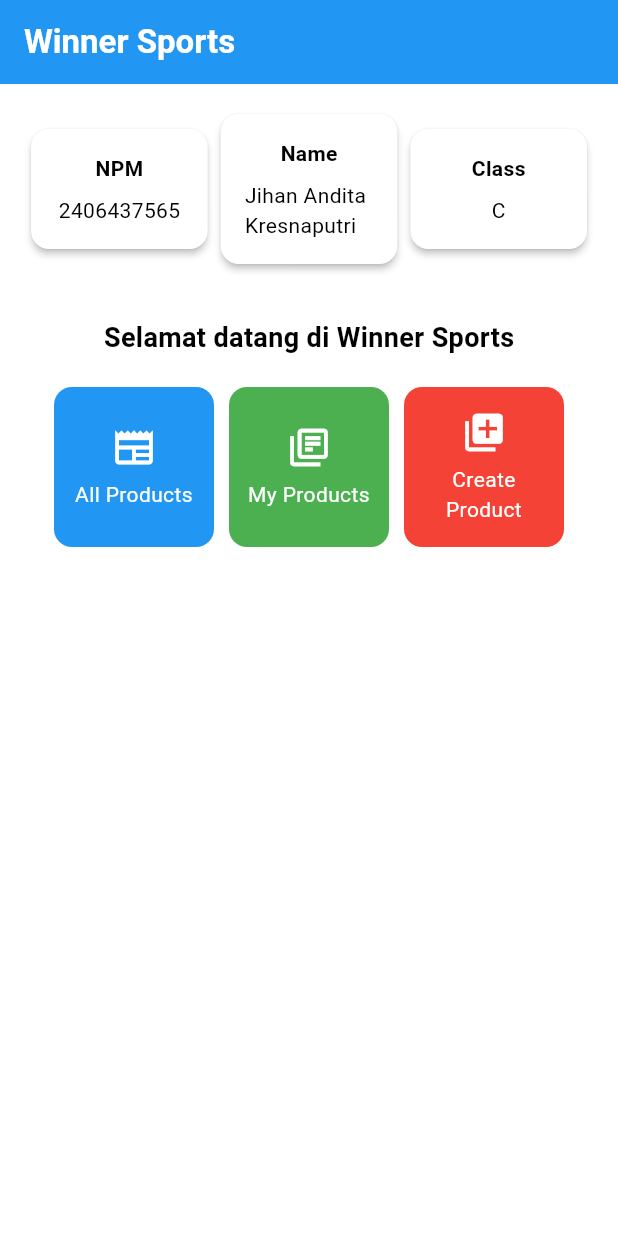
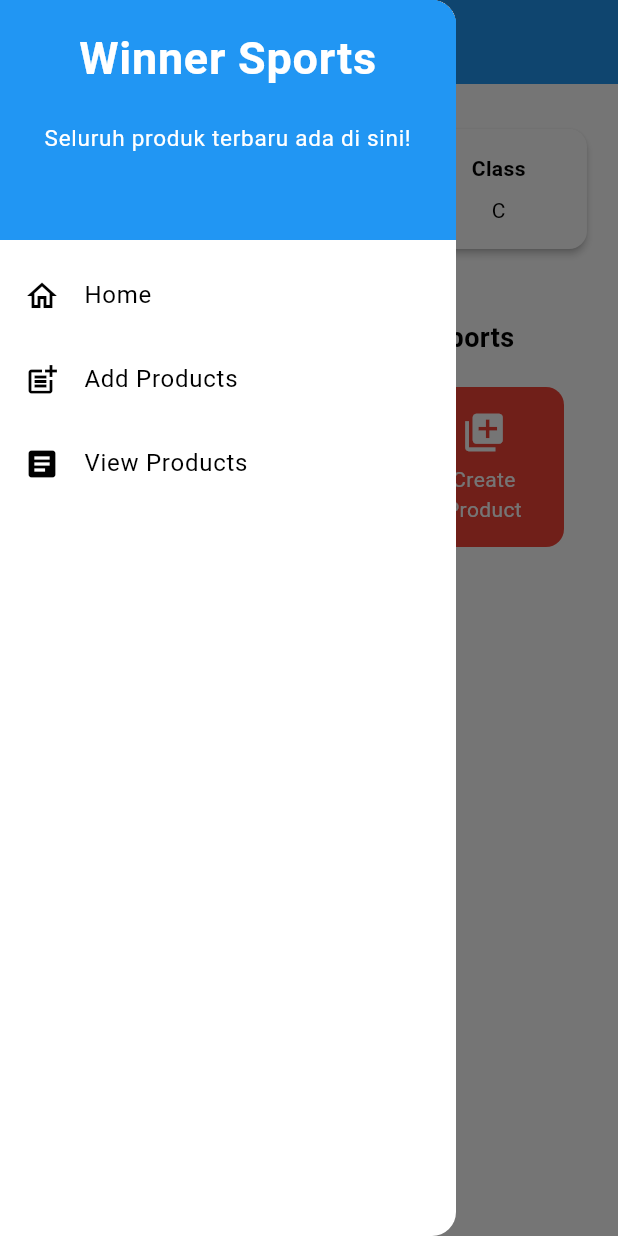
Before and after one commit to jiaaan03/winner-sports-mobile, a Flutter app: the screen it shows after launch, with the side drawer open (before the commit the screen has no drawer), on a phone screen of 412 x 824 dp. Run offline on Flutter 3.47's test engine with Material 3 defaults, Android fonts, the light colour scheme and no system bars.

Commit message:
tugas 8 done

```diff
--- a/lib/main.dart
+++ b/lib/main.dart
@@ -1,5 +1,5 @@
 import 'package:flutter/material.dart';
-import 'package:winner_sports/menu.dart';
+import 'package:winner_sports/screens/menu.dart';
 
 void main() {
   runApp(const MyApp());
--- /dev/null
+++ b/lib/widgets/left_drawer.dart
@@ -0,0 +1,81 @@
+import 'package:flutter/material.dart';
+import 'package:winner_sports/screens/menu.dart';
+import 'package:winner_sports/screens/productslist_form.dart';
+
+class LeftDrawer extends StatelessWidget {
+  const LeftDrawer({super.key});
+
+  @override
+  Widget build(BuildContext context) {
+    return Drawer(
+      child: ListView(
+        children: [
+          const DrawerHeader(
+            decoration: BoxDecoration(
+              color: Colors.blue,
+            ),
+            child: Column(
+              children: [
+                Text(
+                  'Winner Sports',
+                  textAlign: TextAlign.center,
+                  style: TextStyle(
+                    fontSize: 30,
+                    fontWeight: FontWeight.bold,
+                    color: Colors.white,
+                  ),
+                ),
+                Padding(padding: EdgeInsets.all(10)),
+                Text("Seluruh produk terbaru ada di sini!",
+                    // TODO: Tambahkan gaya teks dengan center alignment, font ukuran 15, warna putih, dan weight biasa
+                    textAlign: TextAlign.center,
+                    style: TextStyle(
+                      fontSize: 15,
+                      color: Colors.white,
+                      fontWeight: FontWeight.normal,
+                    ),
+                ),
+              ],
+            ),
+          ),
+          // TODO: Bagian routing
+          ListTile(
+            leading: const Icon(Icons.home_outlined),
+            title: const Text('Home'),
+            // Bagian redirection ke MyHomePage
+            onTap: () {
+              Navigator.pushReplacement(
+                  context,
+                  MaterialPageRoute(
+                    builder: (context) => MyHomePage(),
+                  ));
+            },
+          ),
+          ListTile(
+            leading: const Icon(Icons.post_add),
+            title: const Text('Add Products'),
+            // Bagian redirection ke ProductsFormPage
+            onTap: () {
+              /*
+              TODO: Buatlah routing ke ProductsFormPage di sini,
+              setelah halaman ProductsFormPage sudah dibuat.
+              */
+              Navigator.pushReplacement(
+                  context,
+                  MaterialPageRoute(
+                    builder: (context) => const ProductsFormPage(),
+                  ));
+            },
+          ),
+          ListTile(
+            leading: const Icon(Icons.article),
+            title: const Text('View Products'),
+            // Bagian redirection ke NewsListPage
+            onTap: () {
+            }
+          ),
+        ],
+      ),
+    );
+  }
+}
```
Also changed, not shown: lib/screens/menu.dart (renamed from lib/menu.dart, +14 -0 lines), lib/screens/productslist_form.dart (added, +286 -0 lines), lib/widgets/products_card.dart (added, +68 -0 lines), 1 other file.
